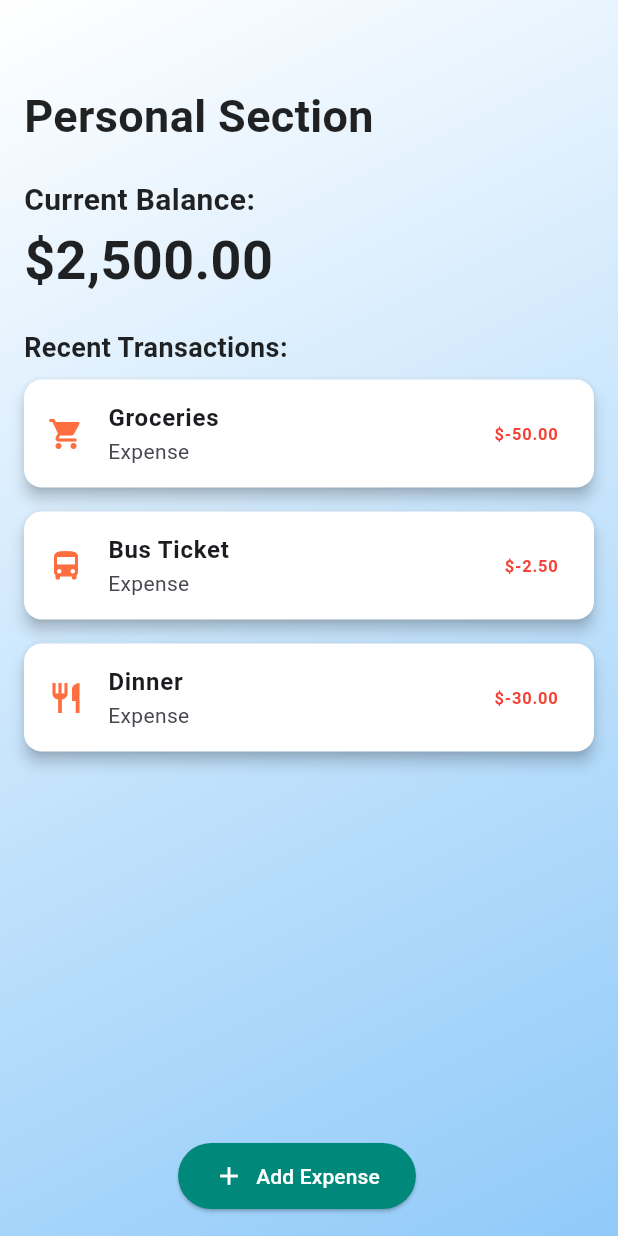
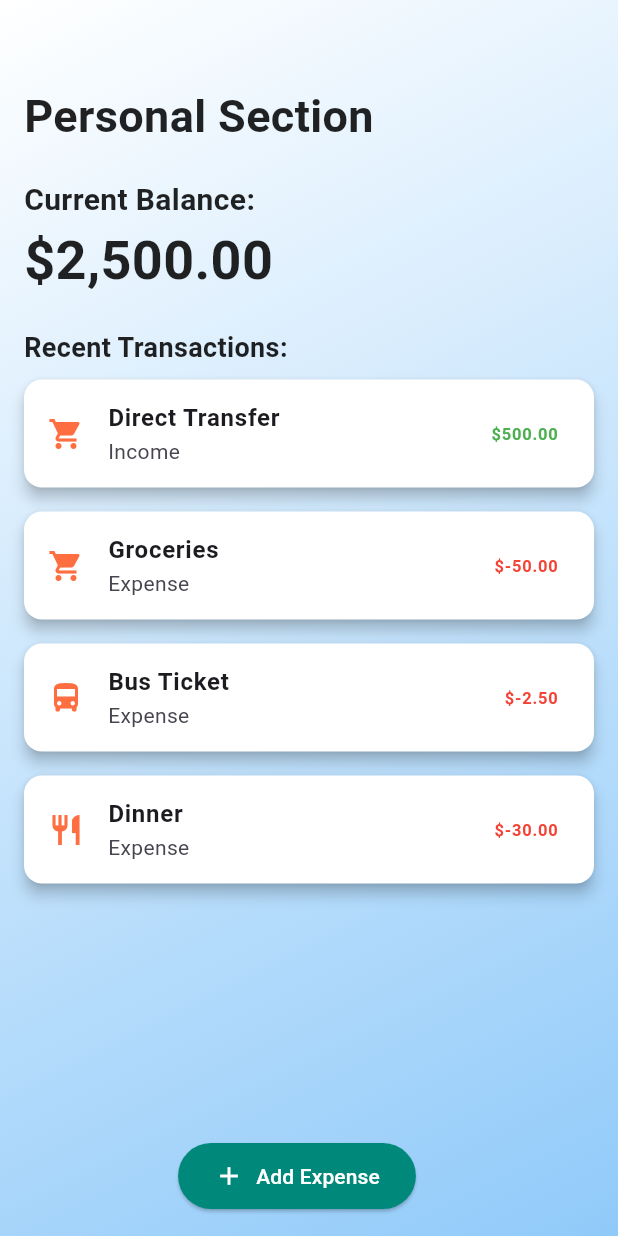
Before and after one commit to raorupesh/SpendMate, a Flutter app: the HomePage screen opened directly, on a phone screen of 412 x 824 dp. Run offline on Flutter 3.47's test engine with Material 3 defaults, Android fonts, the phone set to English and light mode, and no system bars.

Commit message:
Added income

```diff
--- a/lib/screens/home_page.dart
+++ b/lib/screens/home_page.dart
@@ -51,6 +51,7 @@ class HomePage extends StatelessWidget {
             Expanded(
               child: ListView(
                 children: const [
+                  TransactionCard(title: 'Direct Transfer', amount: 500.00, icon: Icons.shopping_cart),
                   TransactionCard(title: 'Groceries', amount: -50.00, icon: Icons.shopping_cart),
                   TransactionCard(title: 'Bus Ticket', amount: -2.50, icon: Icons.directions_bus),
                   TransactionCard(title: 'Dinner', amount: -30.00, icon: Icons.restaurant),
```
